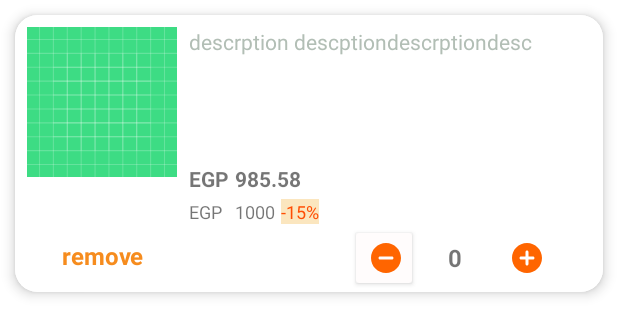
After one commit to ahmeednasr/Market, an Android app: the layout cart_item.xml on its own in the app's theme, with its tools: preview values and no code run, on a phone screen of 412 x 824 dp. The commit adds this screen. Shown: the top 336 px of the screen. Run offline under Robolectric (Android 15) with nearby library versions, the phone set to English and light mode, and no system bars.

Commit message:
add localization,permesion,cart item

```diff
--- a/app/src/main/AndroidManifest.xml
+++ b/app/src/main/AndroidManifest.xml
@@ -1,7 +1,11 @@
 <?xml version="1.0" encoding="utf-8"?>
 <manifest xmlns:android="http://schemas.android.com/apk/res/android"
     xmlns:tools="http://schemas.android.com/tools">
-
+    <uses-permission android:name="android.permission.INTERNET" />
+    <uses-permission android:name="android.permission.ACCESS_NETWORK_STATE" />
+    <uses-permission android:name="android.permission.CHANGE_NETWORK_STATE" />
+    <uses-permission android:name="android.permission.ACCESS_COARSE_LOCATION" />
+    <uses-permission android:name="android.permission.ACCESS_FINE_LOCATION" />
     <application
         android:allowBackup="true"
         android:dataExtractionRules="@xml/data_extraction_rules"
--- /dev/null
+++ b/app/src/main/java/com/example/market/CartFragment.kt
@@ -0,0 +1,37 @@
+package com.example.market
+
+import android.os.Bundle
+import androidx.fragment.app.Fragment
+import android.view.LayoutInflater
+import android.view.View
+import android.view.ViewGroup
+import com.example.market.databinding.FragmentCartBinding
+
+
+class CartFragment : Fragment() {
+    private var _binding: FragmentCartBinding? = null
+    private val binding get() = _binding!!
+
+    override fun onCreate(savedInstanceState: Bundle?) {
+        super.onCreate(savedInstanceState)
+    }
+
+    override fun onCreateView(
+        inflater: LayoutInflater, container: ViewGroup?,
+        savedInstanceState: Bundle?
+    ): View? {
+        _binding = FragmentCartBinding.inflate(inflater, container, false)
+
+        return binding.root
+    }
+
+    override fun onViewCreated(view: View, savedInstanceState: Bundle?) {
+        super.onViewCreated(view, savedInstanceState)
+
+    }
+
+    override fun onDestroy() {
+        super.onDestroy()
+        _binding = null
+    }
+}
--- /dev/null
+++ b/app/src/main/res/drawable/ic_round_add_circle_24.xml
@@ -0,0 +1,5 @@
+<vector android:height="24dp" android:tint="#FF6500"
+    android:viewportHeight="24" android:viewportWidth="24"
+    android:width="24dp" xmlns:android="http://schemas.android.com/apk/res/android">
+    <path android:fillColor="@android:color/white" android:pathData="M12,2C6.48,2 2,6.48 2,12s4.48,10 10,10 10,-4.48 10,-10S17.52,2 12,2zM16,13h-3v3c0,0.55 -0.45,1 -1,1s-1,-0.45 -1,-1v-3L8,13c-0.55,0 -1,-0.45 -1,-1s0.45,-1 1,-1h3L11,8c0,-0.55 0.45,-1 1,-1s1,0.45 1,1v3h3c0.55,0 1,0.45 1,1s-0.45,1 -1,1z"/>
+</vector>
--- /dev/null
+++ b/app/src/main/res/drawable/ic_round_remove_circle_24.xml
@@ -0,0 +1,5 @@
+<vector android:height="24dp" android:tint="#FF6500"
+    android:viewportHeight="24" android:viewportWidth="24"
+    android:width="24dp" xmlns:android="http://schemas.android.com/apk/res/android">
+    <path android:fillColor="@android:color/white" android:pathData="M12,2C6.48,2 2,6.48 2,12s4.48,10 10,10 10,-4.48 10,-10S17.52,2 12,2zM16,13L8,13c-0.55,0 -1,-0.45 -1,-1s0.45,-1 1,-1h8c0.55,0 1,0.45 1,1s-0.45,1 -1,1z"/>
+</vector>
--- /dev/null
+++ b/app/src/main/res/layout/cart_item.xml
@@ -0,0 +1,157 @@
+<?xml version="1.0" encoding="utf-8"?>
+<androidx.cardview.widget.CardView xmlns:android="http://schemas.android.com/apk/res/android"
+    xmlns:app="http://schemas.android.com/apk/res-auto"
+    xmlns:tools="http://schemas.android.com/tools"
+    android:id="@+id/cart_item"
+    android:layout_width="match_parent"
+    android:layout_height="wrap_content"
+    android:layout_margin="10dp"
+    android:padding="10dp"
+    app:cardCornerRadius="15dp"
+    app:cardElevation="5dp"
+    app:cardPreventCornerOverlap="false"
+    app:cardUseCompatPadding="false">
+
+    <androidx.constraintlayout.widget.ConstraintLayout
+        android:layout_width="match_parent"
+        android:layout_height="match_parent"
+        android:background="#FFFFFF">
+
+        <ImageView
+            android:id="@+id/product_icon"
+            android:layout_width="100dp"
+            android:layout_height="100dp"
+            android:layout_marginStart="8dp"
+            android:layout_marginTop="8dp"
+            android:scaleType="centerCrop"
+            app:layout_constraintStart_toStartOf="parent"
+            app:layout_constraintTop_toTopOf="parent"
+            app:srcCompat="@drawable/ic_launcher_background"
+            tools:ignore="ImageContrastCheck" />
+
+        <TextView
+            android:id="@+id/remove_btn"
+            android:layout_width="wrap_content"
+            android:layout_height="wrap_content"
+            android:clickable="true"
+            android:focusable="true"
+            android:gravity="center"
+            android:minHeight="48dp"
+            android:text="@string/remove"
+            android:textColor="@color/orange"
+            android:textSize="16sp"
+            android:textStyle="bold"
+            app:layout_constraintBottom_toBottomOf="parent"
+            app:layout_constraintEnd_toEndOf="@+id/product_icon"
+            app:layout_constraintStart_toStartOf="@+id/product_icon" />
+
+        <TextView
+            android:id="@+id/product_name"
+            android:layout_width="0dp"
+            android:layout_height="wrap_content"
+            android:layout_marginStart="8dp"
+            android:layout_marginTop="8dp"
+            android:layout_marginEnd="8dp"
+            android:minLines="5"
+            android:text="descrption descptiondescrptiondesc"
+            android:textColor="@color/ash_gray"
+            app:layout_constraintEnd_toEndOf="parent"
+            app:layout_constraintStart_toEndOf="@+id/product_icon"
+            app:layout_constraintTop_toTopOf="parent" />
+
+        <TextView
+            android:id="@+id/discounted_price"
+            android:layout_width="wrap_content"
+            android:layout_height="wrap_content"
+            android:layout_marginStart="4dp"
+            android:text="985.58"
+            android:textStyle="bold"
+            app:layout_constraintStart_toEndOf="@+id/currency"
+            app:layout_constraintTop_toTopOf="@+id/currency" />
+
+        <TextView
+            android:id="@+id/currency"
+            android:layout_width="wrap_content"
+            android:layout_height="wrap_content"
+            android:layout_marginTop="8dp"
+            android:text="@string/egp"
+            android:textStyle="bold"
+            app:layout_constraintStart_toStartOf="@+id/product_name"
+            app:layout_constraintTop_toBottomOf="@+id/product_name" />
+
+        <TextView
+            android:id="@+id/currency2"
+            android:layout_width="wrap_content"
+            android:layout_height="wrap_content"
+            android:layout_marginTop="4dp"
+            android:text="@string/egp"
+            android:textSize="12sp"
+            app:layout_constraintStart_toStartOf="@+id/currency"
+            app:layout_constraintTop_toBottomOf="@+id/currency" />
+
+        <TextView
+            android:id="@+id/real_price"
+            android:layout_width="wrap_content"
+            android:layout_height="wrap_content"
+            android:text="1000"
+            android:textSize="12sp"
+            app:layout_constraintBottom_toBottomOf="@+id/currency2"
+            app:layout_constraintStart_toStartOf="@+id/discounted_price"
+            app:layout_constraintTop_toTopOf="@+id/currency2" />
+
+        <TextView
+            android:id="@+id/discount_percentage"
+            android:layout_width="wrap_content"
+            android:layout_height="wrap_content"
+            android:layout_marginStart="4dp"
+            android:background="@color/light_orange"
+            android:text="-15%"
+            android:textColor="@color/red_orange"
+            android:textSize="12sp"
+            app:layout_constraintBottom_toBottomOf="@+id/real_price"
+            app:layout_constraintStart_toEndOf="@+id/real_price"
+            app:layout_constraintTop_toTopOf="@+id/real_price"
+            tools:ignore="TextContrastCheck" />
+
+        <LinearLayout
+            android:layout_width="wrap_content"
+            android:layout_height="wrap_content"
+            android:weightSum="3"
+            app:layout_constraintBottom_toBottomOf="parent"
+            app:layout_constraintEnd_toEndOf="@+id/product_name"
+            app:layout_constraintStart_toEndOf="@+id/discount_percentage"
+            app:layout_constraintTop_toBottomOf="@+id/real_price">
+
+            <androidx.appcompat.widget.AppCompatButton
+                android:id="@+id/rm_item"
+                android:layout_width="45dp"
+                android:layout_height="45dp"
+                android:layout_weight="1"
+                android:backgroundTint="#FFFCFC"
+                android:contentDescription="@string/decrement"
+                android:drawableStart="@drawable/ic_round_remove_circle_24"
+                app:srcCompat="@drawable/ic_round_remove_circle_24" />
+
+            <TextView
+                android:id="@+id/item_count"
+                android:layout_width="50dp"
+                android:layout_height="match_parent"
+                android:layout_gravity="center_horizontal"
+                android:layout_weight="1"
+                android:gravity="center"
+                android:text="0"
+                android:textSize="16sp"
+                android:textStyle="bold" />
+
+            <ImageButton
+                android:id="@+id/add_item"
+                android:layout_width="45dp"
+                android:layout_height="45dp"
+                android:layout_weight="1"
+                android:backgroundTint="#FFFFFF"
+                android:contentDescription="@string/decrement"
+                app:srcCompat="@drawable/ic_round_add_circle_24" />
+        </LinearLayout>
+
+    </androidx.constraintlayout.widget.ConstraintLayout>
+</androidx.cardview.widget.CardView>
--- /dev/null
+++ b/app/src/main/res/layout/fragment_cart.xml
@@ -0,0 +1,20 @@
+<?xml version="1.0" encoding="utf-8"?>
+<androidx.constraintlayout.widget.ConstraintLayout xmlns:android="http://schemas.android.com/apk/res/android"
+    xmlns:app="http://schemas.android.com/apk/res-auto"
+    xmlns:tools="http://schemas.android.com/tools"
+    android:id="@+id/frameLayout"
+    android:layout_width="match_parent"
+    android:layout_height="match_parent"
+    tools:context=".CartFragment">
+
+    <TextView
+        android:id="@+id/empty_card_txt"
+        android:layout_width="wrap_content"
+        android:layout_height="wrap_content"
+        android:text="@string/your_cart_is_empty"
+        android:visibility="gone"
+        app:layout_constraintBottom_toBottomOf="parent"
+        app:layout_constraintEnd_toEndOf="parent"
+        app:layout_constraintStart_toStartOf="parent"
+        app:layout_constraintTop_toTopOf="parent" />
+</androidx.constraintlayout.widget.ConstraintLayout>
--- a/app/src/main/res/values/colors.xml
+++ b/app/src/main/res/values/colors.xml
@@ -7,4 +7,9 @@
     <color name="teal_700">#FF018786</color>
     <color name="black">#FF000000</color>
     <color name="white">#FFFFFFFF</color>
+    <color name="orange">#f68c1e</color>
+    <color name="red_orange">#ff4d04</color>
+    <color name="light_orange">#fbe6bf</color>
+    <color name="ash_gray">#B2BEB5</color>
+
 </resources>
--- a/app/src/main/res/values/strings.xml
+++ b/app/src/main/res/values/strings.xml
@@ -1,3 +1,9 @@
 <resources>
     <string name="app_name">Market</string>
+    <string name="hello_blank_fragment">Hello blank fragment</string>
+    <string name="your_cart_is_empty">your cart is empty!</string>
+    <string name="remove">remove</string>
+    <string name="egp">EGP</string>
+    <string name="decrement">decrement</string>
+    <string name="increment">increment</string>
 </resources>
```
Also changed, not shown: 1 other file.
